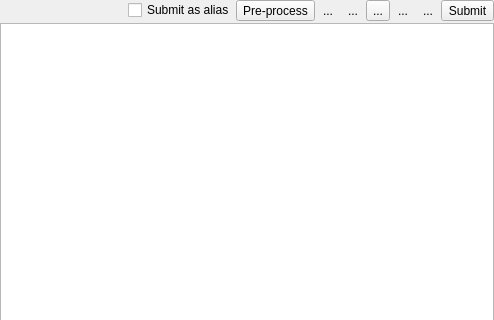
Before: the Qt Designer form Viewer/src/EditItemWidget.ui in ecmwf/ecflow, drawn with Qt 5; both pictures show x 0 to 494 and y 0 to 320 of the 494 by 484 pixel window.
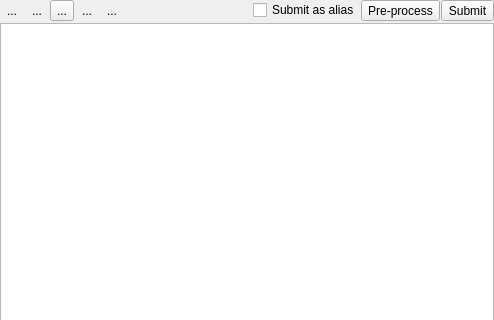
After: the same form once the commit is applied. Icons and pictures are not drawn. Custom widgets are drawn as their Qt base class.

Commit message: ecFlowUI: the Submit as alias option should be a checkbox in the Edit info panel ECFLOW-1046

Patch:
```diff
--- a/Viewer/src/EditItemWidget.ui
+++ b/Viewer/src/EditItemWidget.ui
@@ -31,39 +31,6 @@
    </property>
    <item>
     <layout class="QHBoxLayout" name="horizontalLayout">
-     <item>
-      <spacer name="horizontalSpacer">
-       <property name="orientation">
-        <enum>Qt::Horizontal</enum>
-       </property>
-       <property name="sizeHint" stdset="0">
-        <size>
-         <width>40</width>
-         <height>20</height>
-        </size>
-       </property>
-      </spacer>
-     </item>
-     <item>
-      <widget class="QCheckBox" name="aliasCb_">
-       <property name="text">
-        <string>Submit as alias</string>
-       </property>
-      </widget>
-     </item>
-     <item>
-      <widget class="QToolButton" name="preprocTb_">
-       <property name="toolTip">
-        <string>Pre-process text</string>
-       </property>
-       <property name="text">
-        <string>Pre-process</string>
-       </property>
-       <property name="checkable">
-        <bool>true</bool>
-       </property>
-      </widget>
-     </item>
      <item>
       <widget class="QToolButton" name="fontSizeUpTb_">
        <property name="toolTip">
@@ -154,6 +121,39 @@
        </property>
       </widget>
      </item>
+     <item>
+      <spacer name="horizontalSpacer">
+       <property name="orientation">
+        <enum>Qt::Horizontal</enum>
+       </property>
+       <property name="sizeHint" stdset="0">
+        <size>
+         <width>40</width>
+         <height>20</height>
+        </size>
+       </property>
+      </spacer>
+     </item>
+     <item>
+      <widget class="QCheckBox" name="aliasCb_">
+       <property name="text">
+        <string>Submit as alias</string>
+       </property>
+      </widget>
+     </item>
+     <item>
+      <widget class="QToolButton" name="preprocTb_">
+       <property name="toolTip">
+        <string>Pre-process text</string>
+       </property>
+       <property name="text">
+        <string>Pre-process</string>
+       </property>
+       <property name="checkable">
+        <bool>true</bool>
+       </property>
+      </widget>
+     </item>
      <item>
       <widget class="QToolButton" name="submitTb_">
        <property name="toolTip">
```
